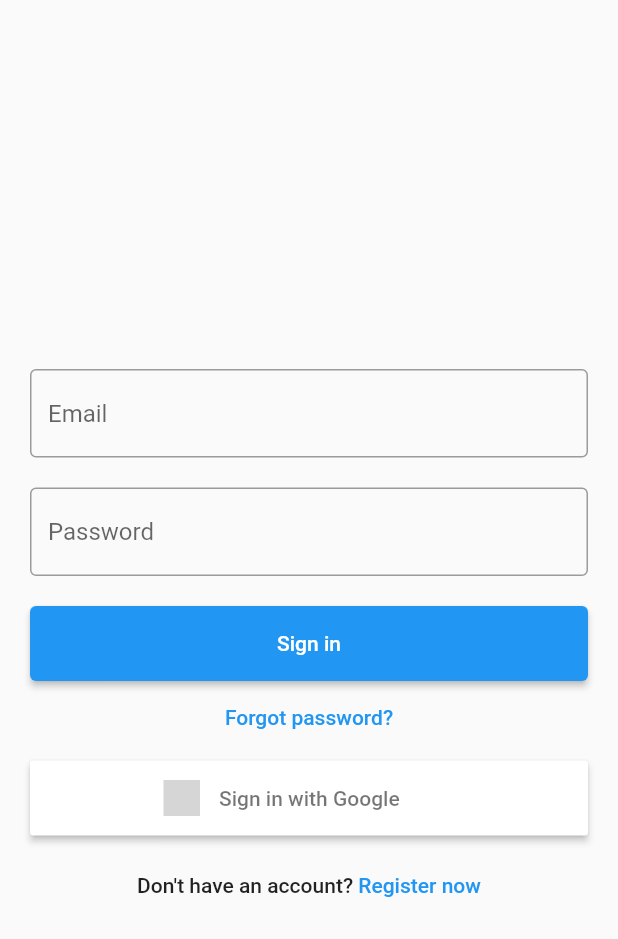
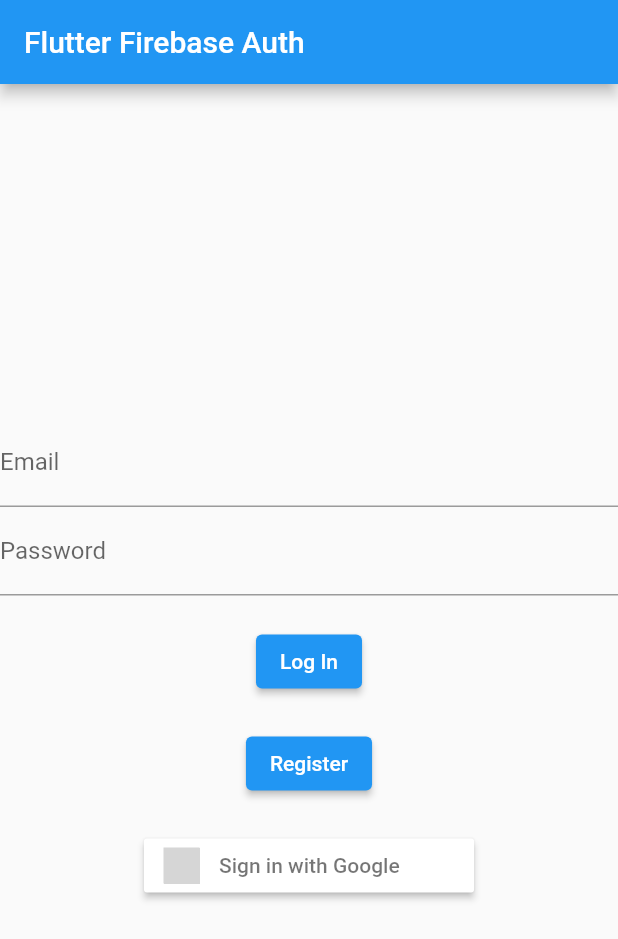
Before and after one commit to YonathanTjiptomo/walletapp, a Flutter app: the screen it shows after launch, on a phone screen of 412 x 824 dp. Shown: the top 939 px of the screen. Run offline on Flutter 3.47's test engine with Material 2 defaults, Android fonts, the phone set to English and light mode, and no system bars; our stand-ins replace firebase_auth, firebase_core, flutter_signin_button, google_sign_in; missing offline and left inert: qr_code_scanner; accounts and stored records are empty; grey boxes are pictures that could not be loaded.

```diff
--- a/lib/apiConstant.dart
+++ b/lib/apiConstant.dart
@@ -1,6 +1,10 @@
 // ignore_for_file: file_names
 
 class ApiConstants {
-  static String baseUrl = 'https://f8b8-125-162-212-159.ngrok-free.app';
+  static String baseUrl = 'https://bd7e-36-85-218-110.ngrok-free.app';
   static String usersEndpoint = '/payment/view-transaction';
+
+  static String usersEndpoint2 = '/money';
+
+  static String usersEndpoint3 = '/users';
 }
--- a/lib/auth.dart
+++ /dev/null
@@ -1,356 +0,0 @@
-// ignore_for_file: use_build_context_synchronously, avoid_print
-
-import 'dart:io';
-import 'package:firebase_auth/firebase_auth.dart';
-import 'package:flutter/foundation.dart';
-import 'package:flutter/gestures.dart';
-import 'package:flutter/material.dart';
-import 'package:flutter_signin_button/flutter_signin_button.dart';
-import 'package:google_sign_in/google_sign_in.dart';
-
-typedef OAuthSignIn = void Function();
-
-final FirebaseAuth _auth = FirebaseAuth.instance;
-
-/// Helper class to show a snackbar using the passed context.
-class ScaffoldSnackbar {
-  // ignore: public_member_api_docs
-  ScaffoldSnackbar(this._context);
-
-  /// The scaffold of current context.
-  factory ScaffoldSnackbar.of(BuildContext context) {
-    return ScaffoldSnackbar(context);
-  }
-
-  final BuildContext _context;
-
-  /// Helper method to show a SnackBar.
-  void show(String message) {
-    ScaffoldMessenger.of(_context)
-      ..hideCurrentSnackBar()
-      ..showSnackBar(
-        SnackBar(
-          content: Text(message),
-          behavior: SnackBarBehavior.floating,
-        ),
-      );
-  }
-}
-
-/// The mode of the current auth session, either [AuthMode.login] or [AuthMode.register].
-// ignore: public_member_api_docs
-enum AuthMode { login, register, phone }
-
-extension on AuthMode {
-  String get label => this == AuthMode.login
-      ? 'Sign in'
-      : this == AuthMode.phone
-          ? 'Sign in'
-          : 'Register';
-}
-
-/// Entrypoint example for various sign-in flows with Firebase.
-class AuthGate extends StatefulWidget {
-  // ignore: public_member_api_docs
-  const AuthGate({Key? key}) : super(key: key);
-
-  @override
-  State<StatefulWidget> createState() => _AuthGateState();
-}
-
-class _AuthGateState extends State<AuthGate> {
-  TextEditingController emailController = TextEditingController();
-  TextEditingController passwordController = TextEditingController();
-
-  GlobalKey<FormState> formKey = GlobalKey<FormState>();
-  String error = '';
-  String verificationId = '';
-
-  AuthMode mode = AuthMode.login;
-
-  bool isLoading = false;
-
-  void setIsLoading() {
-    setState(() {
-      isLoading = !isLoading;
-    });
-  }
-
-  late Map<Buttons, OAuthSignIn> authButtons;
-
-  @override
-  void initState() {
-    super.initState();
-    if (!kIsWeb && Platform.isAndroid) {
-      authButtons = {
-        Buttons.Google: () => _handleMultiFactorException(
-              _signInWithGoogle,
-            ),
-      };
-    } else {
-      authButtons = {
-        Buttons.Google: () => _handleMultiFactorException(
-              _signInWithGoogle,
-            ),
-      };
-    }
-  }
-
-  @override
-  Widget build(BuildContext context) {
-    return GestureDetector(
-      onTap: FocusScope.of(context).unfocus,
-      child: Scaffold(
-        body: Center(
-          child: SingleChildScrollView(
-            child: Center(
-              child: Padding(
-                padding: const EdgeInsets.symmetric(horizontal: 20),
-                child: SafeArea(
-                  child: Form(
-                    key: formKey,
-                    autovalidateMode: AutovalidateMode.onUserInteraction,
-                    child: ConstrainedBox(
-                      constraints: const BoxConstraints(maxWidth: 400),
-                      child: Column(
-                        mainAxisAlignment: MainAxisAlignment.center,
-                        children: [
-                          Visibility(
-                            visible: error.isNotEmpty,
-                            child: MaterialBanner(
-                              backgroundColor:
-                                  Theme.of(context).colorScheme.error,
-                              content: SelectableText(error),
-                              actions: [
-                                TextButton(
-                                  onPressed: () {
-                                    setState(() {
-                                      error = '';
-                                    });
-                                  },
-                                  child: const Text(
-                                    'dismiss',
-                                    style: TextStyle(color: Colors.white),
-                                  ),
-                                )
-                              ],
-                              contentTextStyle:
-                                  const TextStyle(color: Colors.white),
-                              padding: const EdgeInsets.all(10),
-                            ),
-                          ),
-                          const SizedBox(height: 20),
-                          if (mode != AuthMode.phone)
-                            Column(
-                              children: [
-                                TextFormField(
-                                  controller: emailController,
-                                  decoration: const InputDecoration(
-                                    hintText: 'Email',
-                                    border: OutlineInputBorder(),
-                                  ),
-                                  validator: (value) =>
-                                      value != null && value.isNotEmpty
-                                          ? null
-                                          : 'Required',
-                                ),
-                                const SizedBox(height: 20),
-                                TextFormField(
-                                  controller: passwordController,
-                                  obscureText: true,
-                                  decoration: const InputDecoration(
-                                    hintText: 'Password',
-                                    border: OutlineInputBorder(),
-                                  ),
-                                  validator: (value) =>
-                                      value != null && value.isNotEmpty
-                                          ? null
-                                          : 'Required',
-                                ),
-                              ],
-                            ),
-                          const SizedBox(height: 20),
-                          SizedBox(
-                            width: double.infinity,
-                            height: 50,
-                            child: ElevatedButton(
-                              onPressed: isLoading
-                                  ? null
-                                  : () => _handleMultiFactorException(
-                                        _emailAndPassword,
-                                      ),
-                              child: isLoading
-                                  ? const CircularProgressIndicator.adaptive()
-                                  : Text(mode.label),
-                            ),
-                          ),
-                          TextButton(
-                            onPressed: _resetPassword,
-                            child: const Text('Forgot password?'),
-                          ),
-                          ...authButtons.keys
-                              .map(
-                                (button) => Padding(
-                                  padding:
-                                      const EdgeInsets.symmetric(vertical: 5),
-                                  child: AnimatedSwitcher(
-                                    duration: const Duration(milliseconds: 200),
-                                    child: isLoading
-                                        ? Container(
-                                            color: Colors.grey[200],
-                                            height: 50,
-                                            width: double.infinity,
-                                          )
-                                        : SizedBox(
-                                            width: double.infinity,
-                                            height: 50,
-                                            child: SignInButton(
-                                              button,
-                                              onPressed: authButtons[button]!,
-                                            ),
-                                          ),
-                                  ),
-                                ),
-                              )
-                              .toList(),
-                          const SizedBox(height: 20),
-                          if (mode != AuthMode.phone)
-                            RichText(
-                              text: TextSpan(
-                                style: Theme.of(context).textTheme.bodyLarge,
-                                children: [
-                                  TextSpan(
-                                    text: mode == AuthMode.login
-                                        ? "Don't have an account? "
-                                        : 'You have an account? ',
-                                  ),
-                                  TextSpan(
-                                    text: mode == AuthMode.login
-                                        ? 'Register now'
-                                        : 'Click to login',
-                                    style: const TextStyle(color: Colors.blue),
-                                    recognizer: TapGestureRecognizer()
-                                      ..onTap = () {
-                                        setState(() {
-                                          mode = mode == AuthMode.login
-                                              ? AuthMode.register
-                                              : AuthMode.login;
-                                        });
-                                      },
-                                  ),
-                                ],
-                              ),
-                            ),
-                        ],
-                      ),
-                    ),
-                  ),
-                ),
-              ),
-            ),
-          ),
-        ),
-      ),
-    );
-  }
-
-  Future _resetPassword() async {
-    String? email;
-    await showDialog(
-      context: context,
-      builder: (context) {
-        return AlertDialog(
-          actions: [
-            TextButton(
-              onPressed: () {
-                Navigator.of(context).pop();
-              },
-              child: const Text('Send'),
-            ),
-          ],
-          content: Column(
-            crossAxisAlignment: CrossAxisAlignment.start,
-            mainAxisSize: MainAxisSize.min,
-            children: [
-              const Text('Enter your email'),
-              const SizedBox(height: 20),
-              TextFormField(
-                onChanged: (value) {
-                  email = value;
-                },
-              ),
-            ],
-          ),
-        );
-      },
-    );
-
-    if (email != null) {
-      try {
-        await _auth.sendPasswordResetEmail(email: email!);
-        ScaffoldSnackbar.of(context).show('Password reset email is sent');
-      } catch (e) {
-        ScaffoldSnackbar.of(context).show('Error resetting');
-      }
-    }
-  }
-
-  Future<void> _handleMultiFactorException(
-    Future<void> Function() authFunction,
-  ) async {
-    setIsLoading();
-    try {
-      await authFunction();
-    } on FirebaseAuthMultiFactorException catch (e) {
-      setState(() {
-        error = '${e.message}';
-      });
-    } on FirebaseAuthException catch (e) {
-      setState(() {
-        error = '${e.message}';
-      });
-    } catch (e) {
-      setState(() {
-        error = '$e';
-      });
-    } finally {
-      setIsLoading();
-    }
-  }
-
-  Future<void> _emailAndPassword() async {
-    if (formKey.currentState?.validate() ?? false) {
-      setIsLoading();
-      if (mode == AuthMode.login) {
-        await _auth.signInWithEmailAndPassword(
-          email: emailController.text,
-          password: passwordController.text,
-        );
-      } else if (mode == AuthMode.register) {
-        await _auth.createUserWithEmailAndPassword(
-          email: emailController.text,
-          password: passwordController.text,
-        );
-      }
-    }
-  }
-
-  Future<void> _signInWithGoogle() async {
-    // Trigger the authentication flow
-    final googleUser = await GoogleSignIn().signIn();
-
-    // Obtain the auth details from the request
-    final googleAuth = await googleUser?.authentication;
-
-    if (googleAuth != null) {
-      // Create a new credential
-      final credential = GoogleAuthProvider.credential(
-        accessToken: googleAuth.accessToken,
-        idToken: googleAuth.idToken,
-      );
-
-      // Once signed in, return the UserCredential
-      await _auth.signInWithCredential(credential);
-    }
-  }
-}
--- /dev/null
+++ b/lib/loginpage.dart
@@ -0,0 +1,183 @@
+// ignore_for_file: use_build_context_synchronously
+
+import 'package:firebase_auth/firebase_auth.dart';
+import 'package:flutter/material.dart';
+import 'package:flutter_signin_button/flutter_signin_button.dart';
+import 'package:google_sign_in/google_sign_in.dart';
+import 'package:http/http.dart' as http;
+import 'package:walletapp/apiConstant.dart';
+
+class LoginPage extends StatefulWidget {
+  const LoginPage({super.key});
+
+  @override
+  // ignore: library_private_types_in_public_api
+  _LoginPageState createState() => _LoginPageState();
+}
+
+class _LoginPageState extends State<LoginPage> {
+  final FirebaseAuth _auth = FirebaseAuth.instance;
+  final TextEditingController emailController = TextEditingController();
+  final TextEditingController passwordController = TextEditingController();
+  late ScaffoldMessengerState scaffoldMessenger;
+
+  @override
+  void didChangeDependencies() {
+    super.didChangeDependencies();
+    scaffoldMessenger = ScaffoldMessenger.of(context);
+  }
+
+  @override
+  Widget build(BuildContext context) {
+    return Scaffold(
+      appBar: AppBar(
+        title: const Text('Flutter Firebase Auth'),
+      ),
+      body: Center(
+        child: Column(
+          mainAxisAlignment: MainAxisAlignment.center,
+          children: <Widget>[
+            TextField(
+              controller: emailController,
+              decoration: const InputDecoration(
+                labelText: "Email",
+              ),
+            ),
+            TextField(
+              controller: passwordController,
+              decoration: const InputDecoration(
+                labelText: "Password",
+              ),
+              obscureText: true,
+            ),
+            const SizedBox(
+              height: 20,
+            ),
+            ElevatedButton(
+              onPressed: () async {
+                try {
+                  UserCredential userCredential = await signInWithEmailPassword(
+                    email: emailController.text,
+                    password: passwordController.text,
+                  );
+                  String? email = userCredential.user?.email;
+                  String? uid = userCredential.user?.uid;
+                  await sendUserData(email!, uid!);
+                  scaffoldMessenger.showSnackBar(
+                    const SnackBar(
+                      content: Text("Logged in successfully"),
+                    ),
+                  );
+                } on FirebaseAuthException catch (e) {
+                  scaffoldMessenger.showSnackBar(
+                    SnackBar(
+                      content: Text("Failed to log in: ${e.message}"),
+                    ),
+                  );
+                }
+              },
+              child: const Text("Log In"),
+            ),
+            const SizedBox(
+              height: 20,
+            ),
+            ElevatedButton(
+              onPressed: () async {
+                try {
+                  UserCredential userCredential =
+                      await registerWithEmailPassword(
+                    email: emailController.text,
+                    password: passwordController.text,
+                  );
+                  String? email = userCredential.user?.email;
+                  String? uid = userCredential.user?.uid;
+                  await sendUserData(email!, uid!);
+                  scaffoldMessenger.showSnackBar(
+                    const SnackBar(
+                      content: Text("Registered successfully"),
+                    ),
+                  );
+                } on FirebaseAuthException catch (e) {
+                  scaffoldMessenger.showSnackBar(
+                    SnackBar(
+                      content: Text("Failed to register: ${e.message}"),
+                    ),
+                  );
+                }
+              },
+              child: const Text("Register"),
+            ),
+            const SizedBox(height: 20),
+            SignInButton(
+              Buttons.Google,
+              onPressed: () async {
+                try {
+                  UserCredential userCredential = await _signInWithGoogle();
+                  String? email = userCredential.user?.email;
+                  String? uid = userCredential.user?.uid;
+                  await sendUserData(email!, uid!);
+                  scaffoldMessenger.showSnackBar(
+                    const SnackBar(
+                      content: Text("Logged in successfully"),
+                    ),
+                  );
+                } on FirebaseAuthException catch (e) {
+                  scaffoldMessenger.showSnackBar(
+                    SnackBar(
+                      content: Text("Failed to log in: ${e.message}"),
+                    ),
+                  );
+                }
+              },
+            ),
+          ],
+        ),
+      ),
+    );
+  }
+
+  Future<UserCredential> registerWithEmailPassword(
+      {required String email, required String password}) async {
+    return await _auth.createUserWithEmailAndPassword(
+      email: email,
+      password: password,
+    );
+  }
+
+  Future<UserCredential> signInWithEmailPassword(
+      {required String email, required String password}) async {
+    return await _auth.signInWithEmailAndPassword(
+      email: email,
+      password: password,
+    );
+  }
+
+  Future<UserCredential> _signInWithGoogle() async {
+    final GoogleSignInAccount? googleUser = await GoogleSignIn().signIn();
+
+    final GoogleSignInAuthentication googleAuth =
+        await googleUser!.authentication;
+
+    final OAuthCredential credential = GoogleAuthProvider.credential(
+      accessToken: googleAuth.accessToken,
+      idToken: googleAuth.idToken,
+    );
+
+    return await _auth.signInWithCredential(credential);
+  }
+
+  Future<void> sendUserData(String email, String uid) async {
+    final response = await http.post(
+        Uri.parse(ApiConstants.baseUrl + ApiConstants.usersEndpoint3),
+        body: {
+          'email': email,
+          'uid': uid,
+        });
+
+    if (response.statusCode == 200) {
+      print(response.body);
+    } else {
+      print("Failed to send user data to server");
+    }
+  }
+}
--- a/lib/main.dart
+++ b/lib/main.dart
@@ -2,11 +2,11 @@ import 'package:flutter/material.dart';
 import 'package:qr_code_scanner/qr_code_scanner.dart';
 import 'package:walletapp/chatpage/chatscreen.dart';
 import 'package:walletapp/homescreen/homescreen.dart';
+import 'package:walletapp/loginpage.dart';
 import 'package:walletapp/profilePage.dart';
 import 'package:walletapp/qrcode.dart';
 import 'package:firebase_core/firebase_core.dart';
 import 'package:firebase_auth/firebase_auth.dart';
-import 'auth.dart';
 
 Future<void> main() async {
   WidgetsFlutterBinding.ensureInitialized();
@@ -55,7 +55,7 @@ class MyApp extends StatelessWidget {
                     if (snapshot.hasData) {
                       return const WalletApp();
                     }
-                    return const AuthGate();
+                    return const LoginPage();
                   },
                 ),
               ),
```
Also changed, not shown: lib/homescreen/homescreen.dart (+28 -9 lines), lib/homescreen/topupScreen.dart (+37 -9 lines), lib/models/viewMoneyModel.dart (added, +39 -0 lines), lib/models/viewTransactionModel.dart (+6 -6 lines), pubspec.lock, 1 other file.
